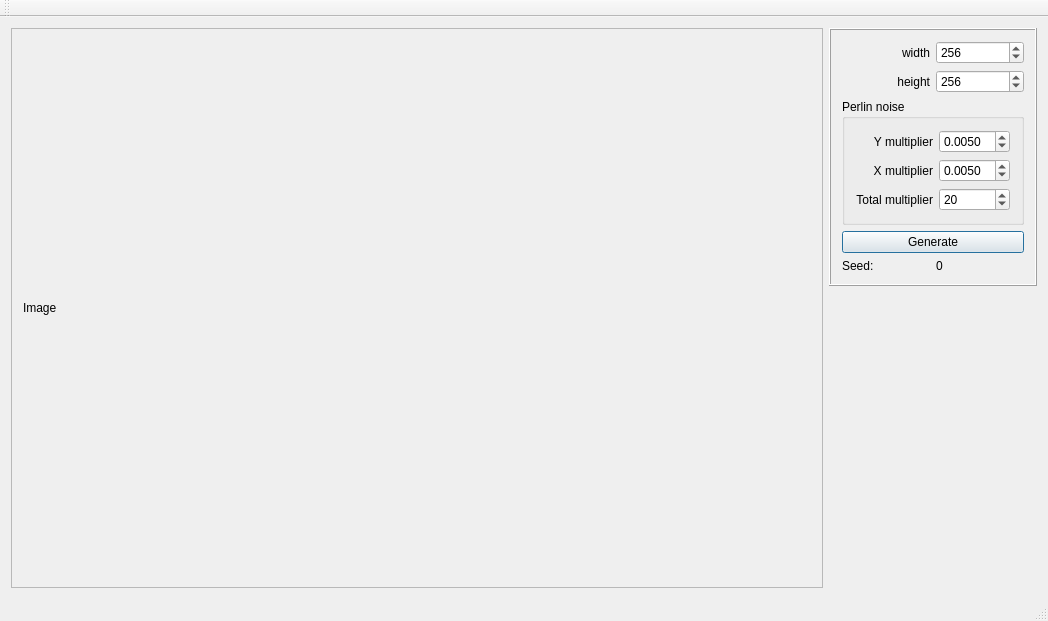
Old version of the form ContoursGenerator/ContoursGenerator.ui in the repository nebrosarth/ContoursGenerator.
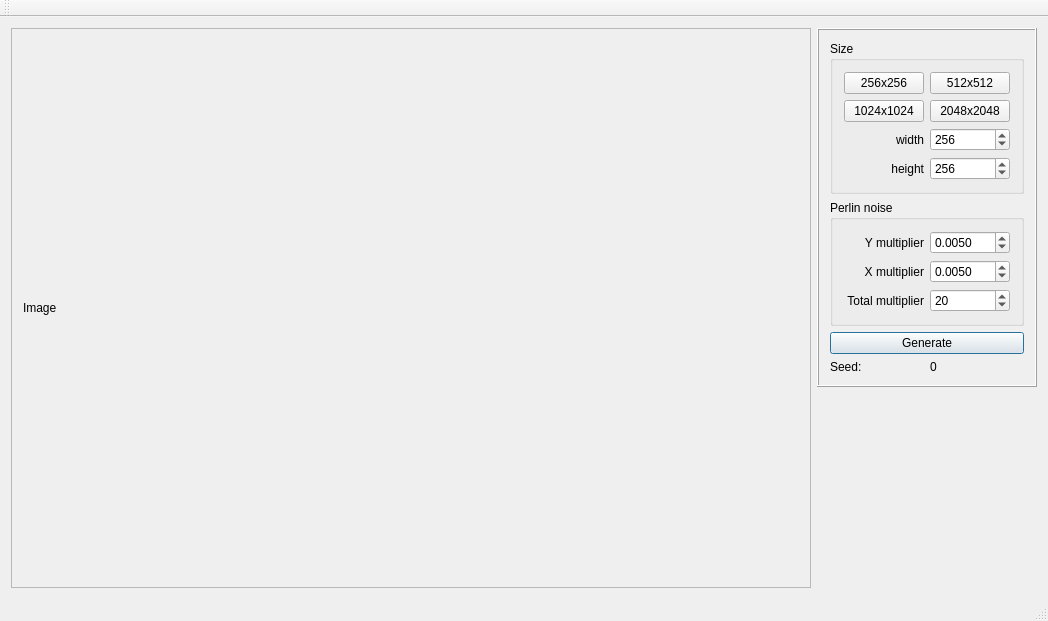
New version of the form.

Commit message: Add size presets (256x256, 512x512, 1024x1024, 2048x2048) with buttons

Diff of the .ui file:
```diff
--- a/ContoursGenerator/ContoursGenerator.ui
+++ b/ContoursGenerator/ContoursGenerator.ui
@@ -27,7 +27,7 @@
           <rect>
            <x>0</x>
            <y>0</y>
-           <width>798</width>
+           <width>770</width>
            <height>530</height>
           </rect>
          </property>
@@ -54,7 +54,21 @@
            <enum>QFrame::Raised</enum>
           </property>
           <layout class="QGridLayout" name="gridLayout_2">
-           <item row="5" column="0" colspan="2">
+           <item row="8" column="1">
+            <widget class="QLabel" name="label_Seed">
+             <property name="text">
+              <string>0</string>
+             </property>
+            </widget>
+           </item>
+           <item row="8" column="0">
+            <widget class="QLabel" name="label_3">
+             <property name="text">
+              <string>Seed:</string>
+             </property>
+            </widget>
+           </item>
+           <item row="7" column="0" colspan="2">
             <widget class="QPushButton" name="pushButton_Generate">
              <property name="text">
               <string>Generate</string>
@@ -67,73 +81,7 @@
              </property>
             </widget>
            </item>
-           <item row="0" column="0">
-            <widget class="QLabel" name="label">
-             <property name="text">
-              <string>width</string>
-             </property>
-             <property name="alignment">
-              <set>Qt::AlignRight|Qt::AlignTrailing|Qt::AlignVCenter</set>
-             </property>
-            </widget>
-           </item>
-           <item row="0" column="1">
-            <widget class="QSpinBox" name="spinBox_Width">
-             <property name="minimum">
-              <number>1</number>
-             </property>
-             <property name="maximum">
-              <number>10000</number>
-             </property>
-             <property name="stepType">
-              <enum>QAbstractSpinBox::AdaptiveDecimalStepType</enum>
-             </property>
-             <property name="value">
-              <number>256</number>
-             </property>
-            </widget>
-           </item>
-           <item row="6" column="1">
-            <widget class="QLabel" name="label_Seed">
-             <property name="text">
-              <string>0</string>
-             </property>
-            </widget>
-           </item>
-           <item row="1" column="1">
-            <widget class="QSpinBox" name="spinBox_Height">
-             <property name="minimum">
-              <number>1</number>
-             </property>
-             <property name="maximum">
-              <number>10000</number>
-             </property>
-             <property name="stepType">
-              <enum>QAbstractSpinBox::AdaptiveDecimalStepType</enum>
-             </property>
-             <property name="value">
-              <number>256</number>
-             </property>
-            </widget>
-           </item>
-           <item row="1" column="0">
-            <widget class="QLabel" name="label_2">
-             <property name="text">
-              <string>height</string>
-             </property>
-             <property name="alignment">
-              <set>Qt::AlignRight|Qt::AlignTrailing|Qt::AlignVCenter</set>
-             </property>
-            </widget>
-           </item>
-           <item row="6" column="0">
-            <widget class="QLabel" name="label_3">
-             <property name="text">
-              <string>Seed:</string>
-             </property>
-            </widget>
-           </item>
-           <item row="2" column="0" colspan="2">
+           <item row="4" column="0" colspan="2">
             <widget class="QGroupBox" name="groupBox">
              <property name="title">
               <string>Perlin noise</string>
@@ -205,6 +153,95 @@
              </layout>
             </widget>
            </item>
+           <item row="0" column="0" colspan="2">
+            <widget class="QGroupBox" name="groupBox_2">
+             <property name="title">
+              <string>Size</string>
+             </property>
+             <layout class="QGridLayout" name="gridLayout_5">
+              <item row="3" column="1">
+               <widget class="QSpinBox" name="spinBox_Height">
+                <property name="minimum">
+                 <number>1</number>
+                </property>
+                <property name="maximum">
+                 <number>10000</number>
+                </property>
+                <property name="stepType">
+                 <enum>QAbstractSpinBox::AdaptiveDecimalStepType</enum>
+                </property>
+                <property name="value">
+                 <number>256</number>
+                </property>
+               </widget>
+              </item>
+              <item row="0" column="1">
+               <widget class="QPushButton" name="pushButton_512">
+                <property name="text">
+                 <string>512x512</string>
+                </property>
+               </widget>
+              </item>
+              <item row="2" column="0">
+               <widget class="QLabel" name="label">
+                <property name="text">
+                 <string>width</string>
+                </property>
+                <property name="alignment">
+                 <set>Qt::AlignRight|Qt::AlignTrailing|Qt::AlignVCenter</set>
+                </property>
+               </widget>
+              </item>
+              <item row="3" column="0">
+               <widget class="QLabel" name="label_2">
+                <property name="text">
+                 <string>height</string>
+                </property>
+                <property name="alignment">
+                 <set>Qt::AlignRight|Qt::AlignTrailing|Qt::AlignVCenter</set>
+                </property>
+               </widget>
+              </item>
+              <item row="0" column="0">
+               <widget class="QPushButton" name="pushButton_256">
+                <property name="text">
+                 <string>256x256</string>
+                </property>
+               </widget>
+              </item>
+              <item row="2" column="1">
+               <widget class="QSpinBox" name="spinBox_Width">
+                <property name="minimum">
+                 <number>1</number>
+                </property>
+                <property name="maximum">
+                 <number>10000</number>
+                </property>
+                <property name="stepType">
+                 <enum>QAbstractSpinBox::AdaptiveDecimalStepType</enum>
+                </property>
+                <property name="value">
+                 <number>256</number>
+                </property>
+               </widget>
+              </item>
+              <item row="1" column="0">
+               <widget class="QPushButton" name="pushButton_1024">
+                <property name="text">
+                 <string>1024x1024</string>
+                </property>
+               </widget>
+              </item>
+              <item row="1" column="1">
+               <widget class="QPushButton" name="pushButton_2048">
+                <property name="text">
+                 <string>2048x2048</string>
+                </property>
+               </widget>
+              </item>
+             </layout>
+            </widget>
+           </item>
           </layout>
          </widget>
         </item>
```
The commit also changes 3 other files.
